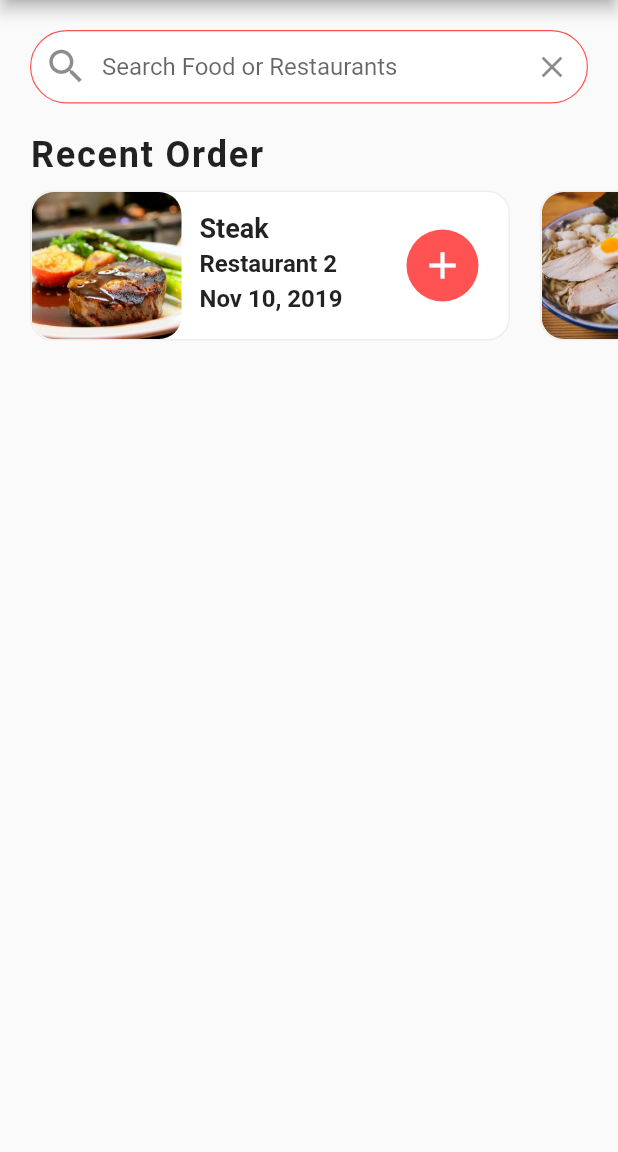
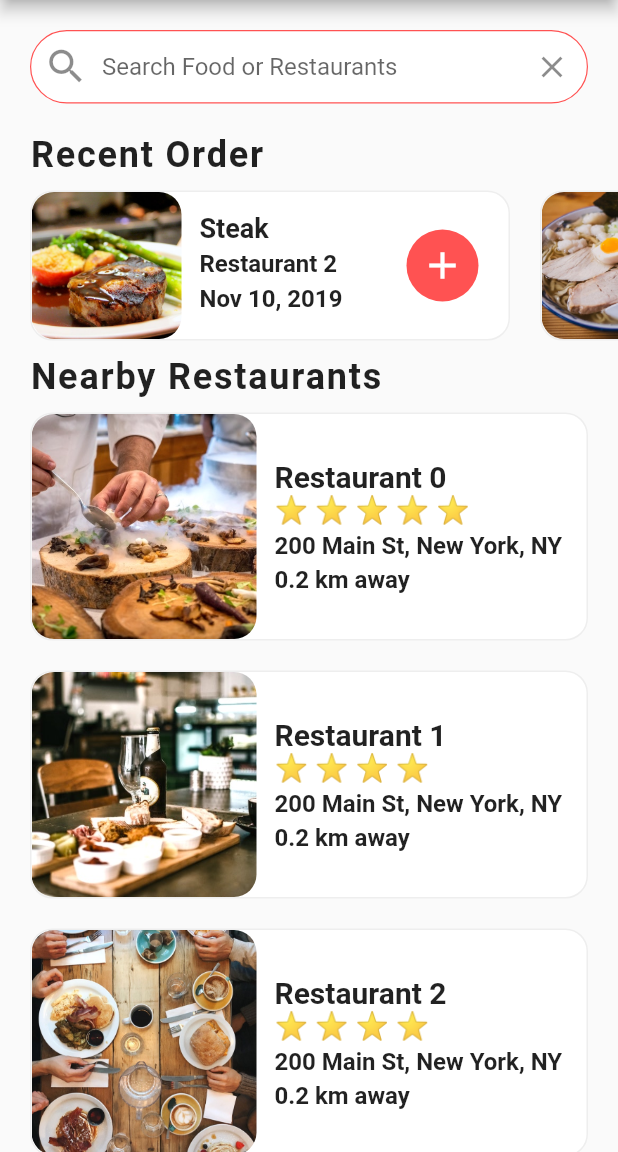
Before and after one commit to nischalshk/foodhub, a Flutter app: the screen it shows after launch, on a phone screen of 412 x 824 dp, the part 84-1236 px from its top. Run offline on Flutter 3.47's test engine with Material 2 defaults, Android fonts, the phone set to English and light mode, and no system bars.

Commit message:
nearby cafe screen

```diff
--- a/flutter_food_delivery_ui/lib/screens/home_screen.dart
+++ b/flutter_food_delivery_ui/lib/screens/home_screen.dart
@@ -1,6 +1,8 @@
 import 'package:flutter/material.dart';
 
 import 'package:flutter_food_delivery_ui/data/data.dart';
+import 'package:flutter_food_delivery_ui/models/restaurant.dart';
+import 'package:flutter_food_delivery_ui/widgets/rating_stars.dart';
 import 'package:flutter_food_delivery_ui/widgets/recent_orders.dart';
 
 class HomeScreen extends StatefulWidget {
@@ -9,6 +11,87 @@ class HomeScreen extends StatefulWidget {
 }
 
 class _HomeScreenState extends State<HomeScreen> {
+  _buildRestaurants() {
+    List<Widget> restaurantList = [];
+    restaurants.forEach((Restaurant restaurant) {
+      restaurantList.add(
+        GestureDetector(
+          onTap: () => Navigator.push(
+            context,
+            MaterialPageRoute(
+              builder: (_) => RestaurantScreen(restaurant: restaurant),
+            ),
+          ),
+          child: Container(
+            margin: EdgeInsets.symmetric(horizontal: 20.0, vertical: 10.0),
+            decoration: BoxDecoration(
+              color: Colors.white,
+              borderRadius: BorderRadius.circular(15.0),
+              border: Border.all(
+                width: 1.0,
+                color: Colors.grey[200],
+              ),
+            ),
+            child: Row(
+              children: <Widget>[
+                ClipRRect(
+                  borderRadius: BorderRadius.circular(15.0),
+                  child: Image(
+                    height: 150.0,
+                    width: 150.0,
+                    fit: BoxFit.cover,
+                    image: AssetImage(restaurant.imageUrl),
+                  ),
+                ),
+                Container(
+                  margin: EdgeInsets.all(12.0),
+                  child: Column(
+                    mainAxisAlignment: MainAxisAlignment.center,
+                    crossAxisAlignment: CrossAxisAlignment.start,
+                    children: <Widget>[
+                      Text(
+                        restaurant.name,
+                        style: TextStyle(
+                          fontSize: 20.0,
+                          fontWeight: FontWeight.bold,
+                        ),
+                        overflow: TextOverflow.ellipsis,
+                      ),
+                      RatingStars(restaurant.rating),
+                      SizedBox(
+                        height: 4.0,
+                      ),
+                      Text(
+                        restaurant.address,
+                        style: TextStyle(
+                          fontSize: 16.0,
+                          fontWeight: FontWeight.w600,
+                        ),
+                        overflow: TextOverflow.ellipsis,
+                      ),
+                      SizedBox(
+                        height: 4.0,
+                      ),
+                      Text(
+                        '0.2 km away',
+                        style: TextStyle(
+                          fontSize: 16.0,
+                          fontWeight: FontWeight.w600,
+                        ),
+                        overflow: TextOverflow.ellipsis,
+                      ),
+                    ],
+                  ),
+                ),
+              ],
+            ),
+          ),
+        ),
+      );
+    });
+    return Column(children: restaurantList);
+  }
+
   @override
   Widget build(BuildContext context) {
     return Scaffold(
@@ -65,6 +148,23 @@ class _HomeScreenState extends State<HomeScreen> {
               ),
             ),
             RecentOrders(),
+            Column(
+              crossAxisAlignment: CrossAxisAlignment.start,
+              children: <Widget>[
+                Padding(
+                  padding: const EdgeInsets.symmetric(horizontal: 20.0),
+                  child: Text(
+                    'Nearby Restaurants',
+                    style: TextStyle(
+                      fontSize: 24.0,
+                      fontWeight: FontWeight.w600,
+                      letterSpacing: 1.2,
+                    ),
+                  ),
+                ),
+                _buildRestaurants(),
+              ],
+            )
           ],
         ));
   }
--- /dev/null
+++ b/flutter_food_delivery_ui/lib/widgets/rating_stars.dart
@@ -0,0 +1,21 @@
+import 'package:flutter/material.dart';
+
+class RatingStars extends StatelessWidget {
+  final int rating;
+  RatingStars(this.rating);
+
+  @override
+  Widget build(BuildContext context) {
+    String stars = '';
+    for (int i = 0; i < rating; i++) {
+      stars += '⭐ ';
+    }
+    stars.trim();
+    return Text(
+      stars,
+      style: TextStyle(
+        fontSize: 18.0,
+      ),
+    );
+  }
+}
--- a/flutter_food_delivery_ui/lib/widgets/recent_orders.dart
+++ b/flutter_food_delivery_ui/lib/widgets/recent_orders.dart
@@ -116,6 +116,7 @@ class RecentOrders extends StatelessWidget {
         Container(
           height: 120.0,
           child: ListView.builder(
+            physics: BouncingScrollPhysics(),
             padding: EdgeInsets.only(left: 10.0),
             scrollDirection: Axis.horizontal,
             itemCount: currentUser.orders.length,
```
